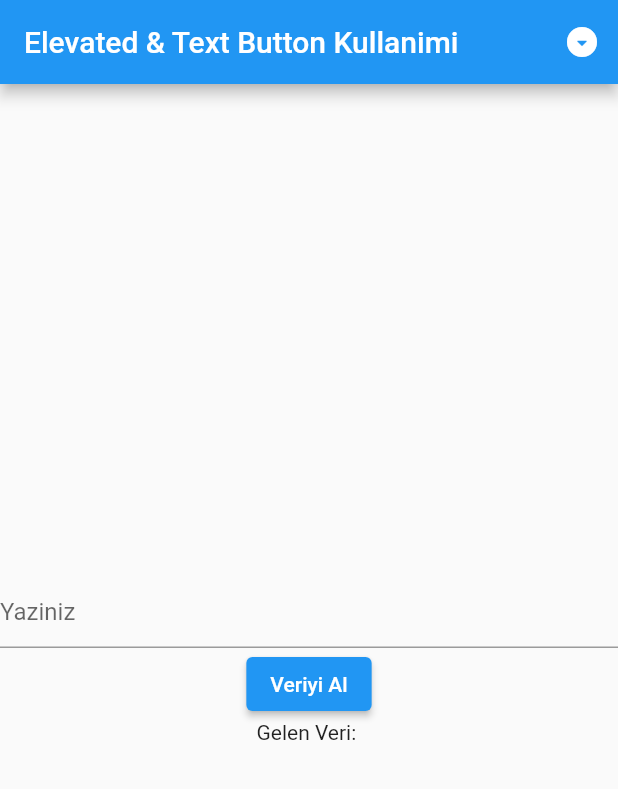
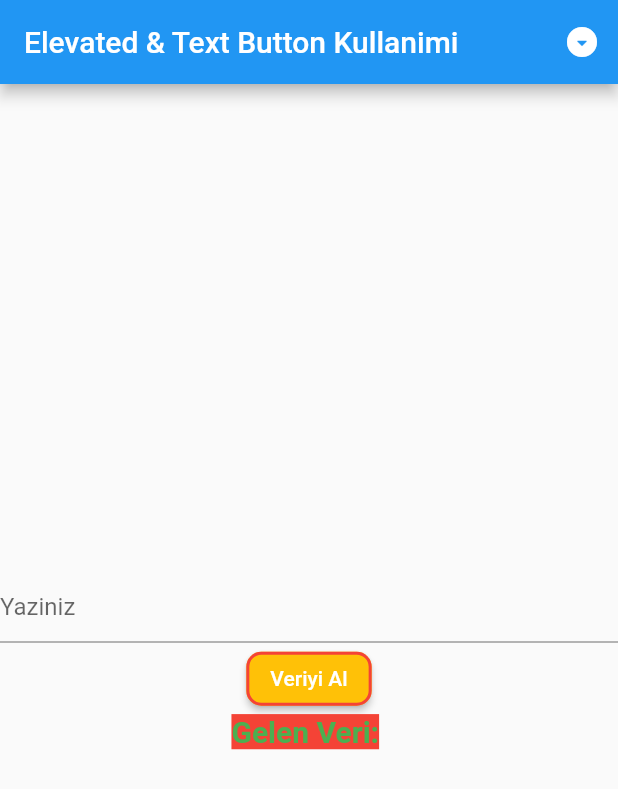
Before and after one commit to tahaturan/flutter_basis_widget, a Flutter app: the screen it shows after launch, on a phone screen of 412 x 824 dp. Shown: the top 789 px of the screen. Run offline on Flutter 3.47's test engine with Material 2 defaults, Android fonts, the light colour scheme and no system bars.

Commit message:
text ve buton ozellestirme

```diff
--- a/lib/view/text_button_textfield.dart
+++ b/lib/view/text_button_textfield.dart
@@ -34,8 +34,22 @@ class _TextButtonTextFieldState extends State<TextButtonTextField> {
               });
             },
             child: const Text("Veriyi Al"),
+            style: ElevatedButton.styleFrom(
+              primary: Colors.amber,
+              shape: RoundedRectangleBorder(
+                  borderRadius: BorderRadius.circular(10)),
+              side: const BorderSide(color: Colors.red, width: 2),
+            ),
           ),
-          Text("Gelen Veri: $alinanVeri"),
+          Text(
+            "Gelen Veri: $alinanVeri",
+            style: const TextStyle(
+              color: Colors.green,
+              backgroundColor: Colors.red,
+              fontSize: 20,
+              fontWeight: FontWeight.bold,
+            ),
+          ),
           //todo: Vermizi Ekranda gosteriyoruz
         ],
       ),
```
